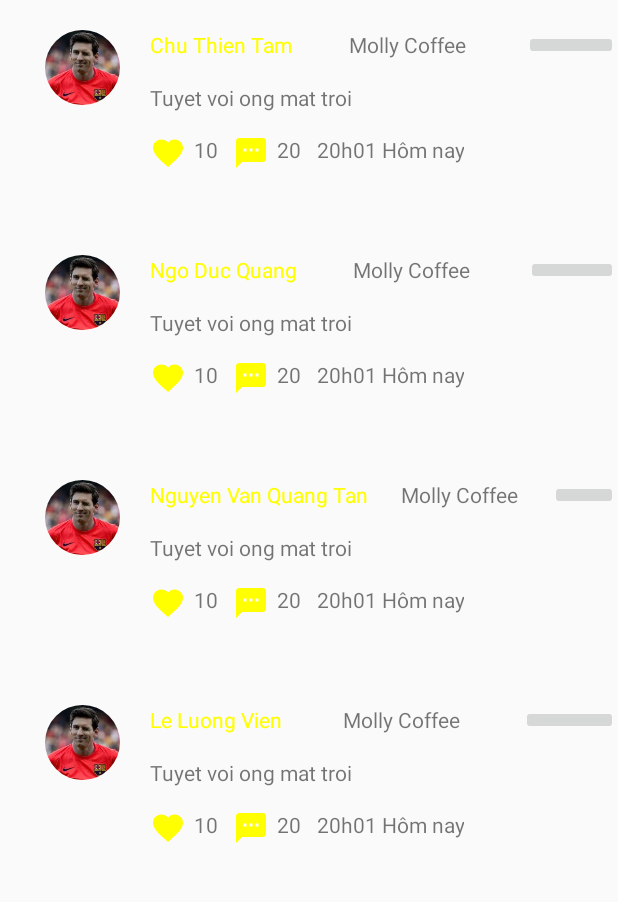
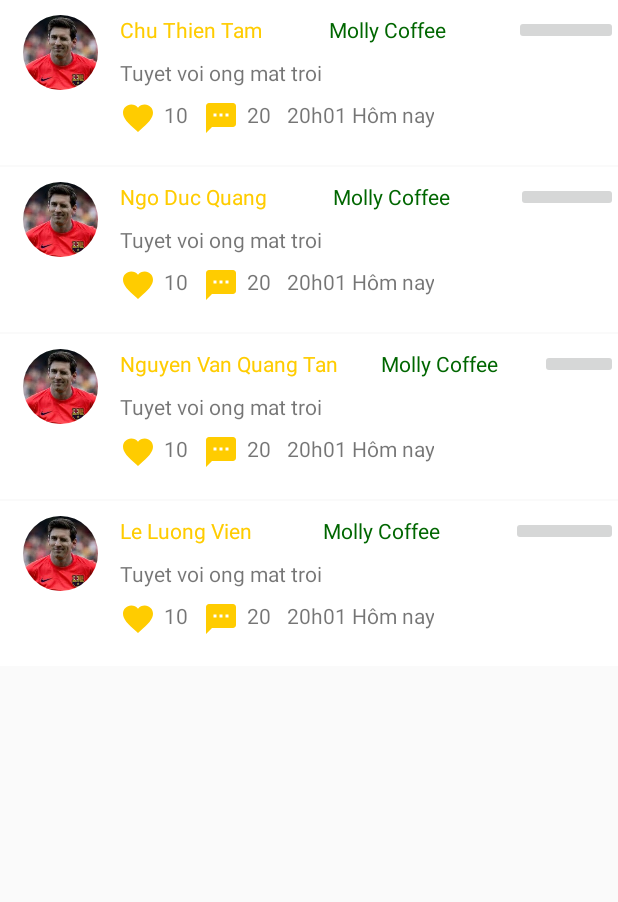
Before and after one commit to quangit/LocationNote, an Android app: the fragment LocationNoteList placed in its activity, on a phone screen of 412 x 824 dp, the part 84-986 px from its top. Run offline under Robolectric (Android 15) with nearby library versions, the phone set to English and light mode, and no system bars; libraries missing offline, so code that uses them is left out: com.google.maps.android; plain views replace CircularImageView; 1 statement that could not run was skipped.

Commit message:
24/11 update home screen

```diff
--- a/app/src/main/res/drawable/comment.xml
+++ b/app/src/main/res/drawable/comment.xml
@@ -4,6 +4,6 @@
         android:viewportWidth="24.0"
         android:viewportHeight="24.0">
     <path
-        android:fillColor="#FFFF00"
+        android:fillColor="#FFCC00"
         android:pathData="M20,2H4c-1.1,0 -1.99,0.9 -1.99,2L2,22l4,-4h14c1.1,0 2,-0.9 2,-2V4c0,-1.1 -0.9,-2 -2,-2zM9,11H7V9h2v2zm4,0h-2V9h2v2zm4,0h-2V9h2v2z"/>
 </vector>
--- a/app/src/main/res/drawable/like.xml
+++ b/app/src/main/res/drawable/like.xml
@@ -4,6 +4,6 @@
         android:viewportWidth="24.0"
         android:viewportHeight="24.0">
     <path
-        android:fillColor="#FFFF00"
+        android:fillColor="#FFCC00"
         android:pathData="M12,21.35l-1.45,-1.32C5.4,15.36 2,12.28 2,8.5 2,5.42 4.42,3 7.5,3c1.74,0 3.41,0.81 4.5,2.09C13.09,3.81 14.76,3 16.5,3 19.58,3 22,5.42 22,8.5c0,3.78 -3.4,6.86 -8.55,11.54L12,21.35z"/>
 </vector>
--- a/app/src/main/res/layout/custom_locationnote_list.xml
+++ b/app/src/main/res/layout/custom_locationnote_list.xml
@@ -1,18 +1,20 @@
 <?xml version="1.0" encoding="utf-8"?>
 <LinearLayout xmlns:android="http://schemas.android.com/apk/res/android"
     android:layout_width="match_parent"
-    android:layout_height="150dp"
+    android:layout_height="110dp"
+    android:layout_marginBottom="1dp"
+    android:background="#FFFFFF"
     android:orientation="horizontal">
     <RelativeLayout
-        android:layout_width="100dp"
+        android:layout_width="80dp"
         android:layout_height="match_parent">
         <com.pkmmte.view.CircularImageView
             android:id="@+id/img_profile"
             android:layout_width="50dp"
             android:layout_height="50dp"
             android:src="@drawable/profile"
-            android:layout_marginTop="20dp"
-            android:layout_marginLeft="30dp"/>
+            android:layout_marginTop="10dp"
+            android:layout_marginLeft="15dp"/>
 
     </RelativeLayout>
 
@@ -21,8 +23,8 @@
         android:layout_width="match_parent"
         android:layout_height="match_parent"
         android:orientation="vertical"
-        android:layout_marginTop="20dp"
-        android:layout_marginBottom="20dp">
+        android:layout_marginTop="10dp"
+        android:layout_marginBottom="10dp">
 
         <LinearLayout
             android:layout_width="match_parent"
@@ -36,13 +38,14 @@
                 android:layout_width="wrap_content"
                 android:layout_height="wrap_content"
                 android:hint="titbk"
-                android:textColor="#FFFF00"
+                android:textColor="#FFCC00"
                 android:layout_weight="1"/>
             <TextView
                 android:id="@+id/location_name"
                 android:layout_width="wrap_content"
                 android:layout_height="wrap_content"
                 android:hint="Molly Coffee"
+                android:textColor="#006600"
                 android:layout_weight="1"/>
             <ImageButton
                 android:id="@+id/view_detail"
--- a/app/src/main/res/layout/fragment_location_note_list.xml
+++ b/app/src/main/res/layout/fragment_location_note_list.xml
@@ -7,7 +7,8 @@
     <android.support.v7.widget.RecyclerView
         android:id="@+id/locationnote_list"
         android:layout_width="match_parent"
-        android:layout_height="wrap_content">
+        android:layout_height="wrap_content"
+        >
 
     </android.support.v7.widget.RecyclerView>
 
```
